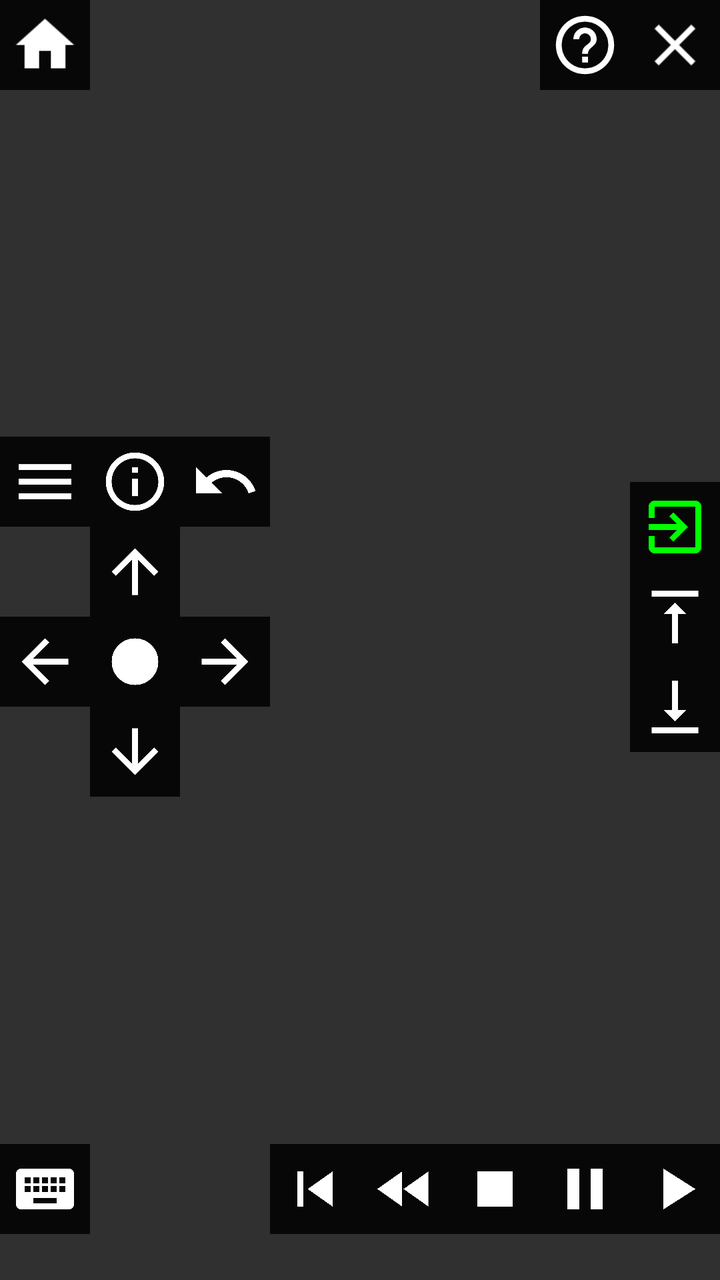
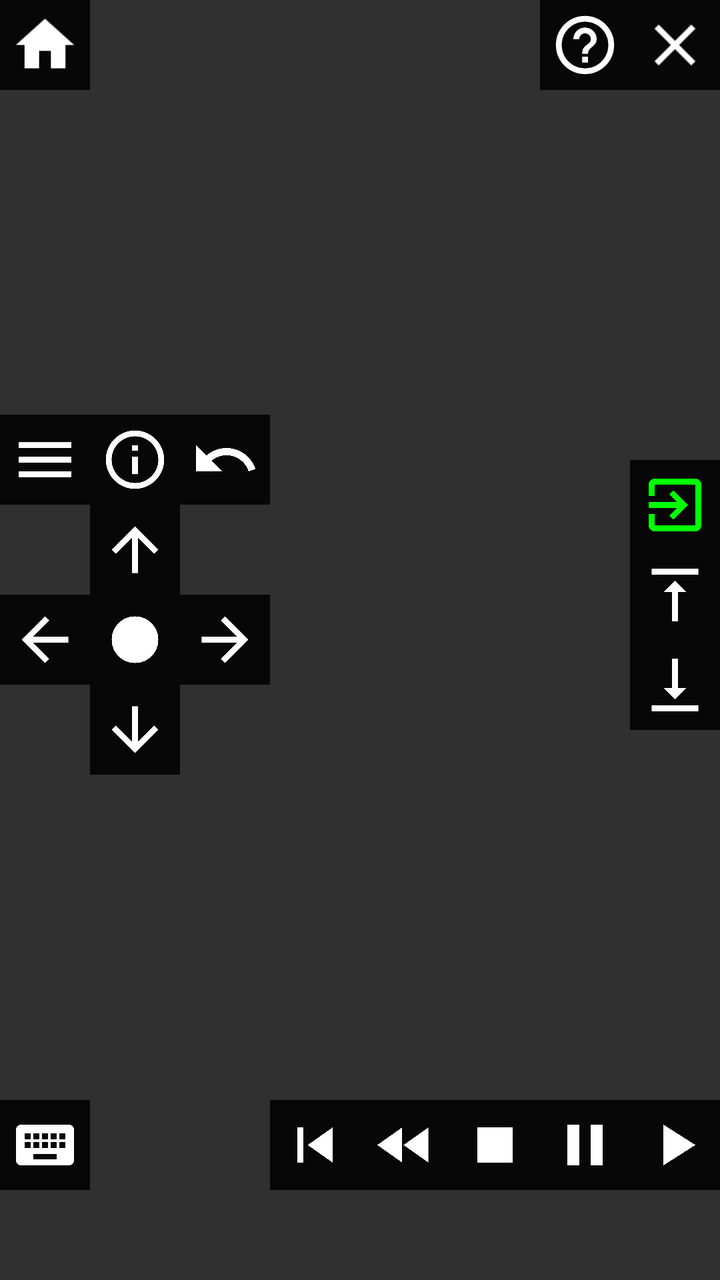

Before-and-after screenshots of an Android layout around one commit, followed by the original layout XML and the change that was made.
<!-- AndroidManifest.xml: application theme Theme.PhoneTheme -->
<!-- res/layout/navigation.xml -->
<?xml version="1.0" encoding="utf-8"?>
<RelativeLayout xmlns:android="http://schemas.android.com/apk/res/android"
                android:layout_width="match_parent"
                android:layout_height="match_parent"
    >

    <LinearLayout
        android:layout_width="match_parent"
        android:layout_height="match_parent"
        android:orientation="vertical">
        
        <LinearLayout
            android:layout_width="match_parent"
            android:layout_height="wrap_content"
            android:orientation="horizontal">

            <LinearLayout
                android:layout_width="wrap_content"
                android:layout_height="wrap_content"
                android:layout_weight="1">
                <GridLayout
                    android:layout_width="wrap_content"
                    android:layout_height="wrap_content"
                    android:columnCount="1"
                    android:rowCount="1">
                    <ImageView
                        android:id="@+id/nav_home"
                        style="@style/NavIconButton"
                        android:layout_column="0"
                        android:layout_row="0"
                        android:src="@drawable/ic_home_white_24dp"
                        android:tag="_home"/>
                </GridLayout>
            </LinearLayout>

            <LinearLayout
                android:layout_width="wrap_content"
                android:layout_height="wrap_content">
                <GridLayout
                    android:layout_width="wrap_content"
                    android:layout_height="wrap_content"
                    android:columnCount="2"
                    android:rowCount="1">
                    <ImageView
                        android:id="@+id/nav_help"
                        style="@style/NavIconButton"
                        android:layout_column="0"
                        android:layout_row="0"
                        android:src="@drawable/ic_help_outline_white_24dp"
                        android:tag="_help"/>
                    <ImageView
                        android:id="@+id/nav_close"
                        style="@style/NavIconButton"
                        android:layout_column="1"
                        android:layout_row="0"
                        android:src="@drawable/ic_close_white_24dp"
                        android:tag="_close"/>
                </GridLayout>
            </LinearLayout>

        </LinearLayout>

        
        <LinearLayout
            android:layout_width="match_parent"
            android:layout_height="wrap_content"
            android:orientation="horizontal"
            android:layout_weight="1">

            <LinearLayout
                android:layout_width="wrap_content"
                android:layout_height="wrap_content"
                android:layout_gravity="center_vertical"
                android:layout_weight="1">
                <GridLayout
                    android:layout_width="wrap_content"
                    android:layout_height="wrap_content"
                    android:columnCount="3"
                    android:rowCount="5">

                    <ImageView
                        android:id="@+id/nav_options"
                        style="@style/NavIconButton"
                        android:layout_column="0"
                        android:layout_row="0"
                        android:src="@drawable/ic_menu_white_24dp"
                        android:tag="_options"/>
                    <ImageView
                        style="@style/NavIconButton"
                        android:id="@+id/nav_info"
                        android:layout_column="1"
                        android:layout_row="0"
                        android:src="@drawable/ic_info_outline_white_24dp"
                        android:tag="_info"
                        />
                    <ImageView
                        android:id="@+id/nav_back"
                        style="@style/NavIconButton"
                        android:layout_column="2"
                        android:layout_row="0"
                        android:src="@drawable/ic_undo_white_24dp"
                        android:tag="back"/>
                    <ImageView
                        android:id="@+id/nav_up"
                        style="@style/NavIconButton"
                        android:layout_column="1"
                        android:layout_row="1"
                        android:src="@drawable/ic_arrow_upward_white_24dp"
                        android:tag="up"/>
                    <ImageView
                        android:id="@+id/nav_left"
                        style="@style/NavIconButton"
                        android:layout_column="0"
                        android:layout_row="2"
                        android:src="@drawable/ic_arrow_back_white_24dp"
                        android:tag="left"/>
                    <ImageView
                        android:id="@+id/nav_select"
                        style="@style/NavIconButton"
                        android:layout_column="1"
                        android:layout_row="2"
                        android:src="@drawable/ic_fiber_manual_record_white_24dp"
                        android:tag="select"/>

                    <ImageView
                        android:id="@+id/nav_right"
                        style="@style/NavIconButton"
                        android:layout_column="2"
                        android:layout_row="2"
                        android:src="@drawable/ic_arrow_forward_white_24dp"
                        android:tag="right"/>
                    <ImageView
                        android:id="@+id/nav_down"
                        style="@style/NavIconButton"
                        android:layout_column="1"
                        android:layout_row="3"
                        android:src="@drawable/ic_arrow_downward_white_24dp"
                        android:tag="down"/>

                </GridLayout>

            </LinearLayout>
            <LinearLayout
                android:layout_width="wrap_content"
                android:layout_height="wrap_content"
                android:layout_gravity="center_vertical">
                <GridLayout
                    android:layout_width="wrap_content"
                    android:layout_height="wrap_content"
                    android:columnCount="1"
                    android:rowCount="4">
                    <ImageView
                        android:id="@+id/nav_hide"
                        style="@style/NavIconButton"
                        android:layout_column="0"
                        android:layout_row="0"
                        android:src="@drawable/ic_exit_to_app_green_24dp"
                        android:tag="_hide"/>
                    <ImageView
                        android:id="@+id/nav_pgup"
                        style="@style/NavIconButton"
                        android:layout_column="0"
                        android:layout_row="1"
                        android:src="@drawable/ic_vertical_align_top_white_24dp"
                        android:tag="page_up"/>

                    <ImageView
                        android:id="@+id/nav_pgdn"
                        style="@style/NavIconButton"
                        android:layout_column="0"
                        android:layout_row="3"
                        android:src="@drawable/ic_vertical_align_bottom_white_24dp"
                        android:tag="page_down"/>
                </GridLayout>
            </LinearLayout>

        </LinearLayout>

        
        <LinearLayout
            android:layout_width="match_parent"
            android:layout_height="wrap_content"
            android:orientation="horizontal"
            >
            <LinearLayout
                android:layout_width="wrap_content"
                android:layout_height="wrap_content"
                >

                <GridLayout
                    android:layout_width="wrap_content"
                    android:layout_height="wrap_content"
                    android:columnCount="3"
                    android:rowCount="1">

                    <ImageView
                        android:id="@+id/nav_keyboard"
                        style="@style/NavIconButton"
                        android:layout_column="0"
                        android:layout_row="0"
                        android:src="@drawable/ic_keyboard_white_24dp"
                        android:tag="_keyboard"/>
                    <ImageView
                        android:id="@+id/nav_remote_mode"
                        style="@style/NavIconButton"
                        android:layout_column="1"
                        android:layout_row="0"
                        android:src="@drawable/ic_open_with_white_24dp"
                        android:tag="toggle_smart_remote"
                        android:visibility="invisible" />
                    <ImageView
                        style="@style/NavIconButton"
                        android:layout_column="2"
                        android:layout_row="0"
                        android:visibility="invisible"
                        android:src="@drawable/ic_keyboard_white_24dp"
                        android:tag="_keyboard"/>


                </GridLayout>

            </LinearLayout>

            <view
                android:layout_width="wrap_content"
                android:layout_height="wrap_content"
                android:layout_weight="1"
                android:visibility="invisible"/>

            <LinearLayout
                android:layout_width="wrap_content"
                android:layout_height="wrap_content"
                android:layout_gravity="center_horizontal"
                >

                <GridLayout
                    android:layout_width="match_parent"
                    android:layout_height="wrap_content"

                    android:columnCount="7"
                    android:rowCount="1">

                    <ImageView
                        android:id="@+id/nav_media_skip_back_2"
                        style="@style/NavIconButton"
                        android:layout_column="0"
                        android:layout_row="0"
                        android:src="@drawable/ic_skip_previous_white_24dp"
                        android:tag="rew_2"/>

                    <ImageView
                        android:id="@+id/nav_media_skip_back"
                        style="@style/NavIconButton"
                        android:layout_column="1"
                        android:layout_row="0"
                        android:src="@drawable/ic_fast_rewind_white_24dp"
                        android:tag="rew"/>

                    <ImageView
                        android:id="@+id/nav_media_stop"
                        style="@style/NavIconButton"
                        android:layout_column="2"
                        android:layout_row="0"
                        android:src="@drawable/ic_stop_white_24dp"
                        android:tag="_stop"/>

                    <ImageView
                        android:id="@+id/nav_media_pause"
                        style="@style/NavIconButton"
                        android:layout_column="3"
                        android:layout_row="0"
                        android:src="@drawable/ic_pause_white_24dp"
                        android:tag="pause"/>

                    <ImageView
                        android:id="@+id/nav_media_play"
                        style="@style/NavIconButton"
                        android:layout_column="4"
                        android:layout_row="0"
                        android:src="@drawable/ic_play_arrow_white_24dp"
                        android:tag="_play"/>

                    <ImageView
                        android:id="@+id/nav_media_skip_forward"
                        style="@style/NavIconButton"
                        android:layout_column="5"
                        android:layout_row="0"
                        android:src="@drawable/ic_fast_forward_white_24dp"
                        android:tag="ff"/>

                    <ImageView
                        android:id="@+id/nav_media_skip_forward_2"
                        style="@style/NavIconButton"
                        android:layout_column="6"
                        android:layout_row="0"
                        android:src="@drawable/ic_skip_next_white_24dp"
                        android:tag="ff_2"/>

                </GridLayout>

            </LinearLayout>

            <view
                android:layout_width="wrap_content"
                android:layout_height="wrap_content"
                android:visibility="invisible"
                android:layout_weight="1"/>

            <LinearLayout
                android:layout_width="wrap_content"
                android:layout_height="wrap_content"

                >

                <GridLayout
                    android:layout_width="wrap_content"
                    android:layout_height="wrap_content"
                    android:columnCount="6"
                    android:rowCount="1">

                    <ImageView
                        android:id="@+id/nav_switch_player"
                        style="@style/NavIconButton"
                        android:layout_column="0"
                        android:layout_row="0"
                        android:src="@drawable/ic_switch_video_white_24dp"
                        android:tag="_switch_video"/>

                    <ImageView
                        android:id="@+id/nav_toggle_ar"
                        style="@style/NavIconButton"
                        android:layout_column="1"
                        android:layout_row="0"
                        android:src="@drawable/ic_aspect_ratio_white_24dp"
                        android:tag="aspect_ratio"/>

                    <ImageView
                        android:id="@+id/nav_video_info"
                        style="@style/NavIconButton"
                        android:layout_column="2"
                        android:layout_row="0"
                        android:src="@drawable/ic_vid_info_white_24dp"
                        android:tag="video_info"/>

                    <ImageView
                        android:id="@+id/nav_closed_captions"
                        style="@style/NavIconButton"
                        android:layout_column="3"
                        android:layout_row="0"
                        android:contentDescription="@string/caption_control_title"
                        android:src="@drawable/ic_closed_caption_white_24dp"
                        android:tag="closed_captions"/>

                    <ImageView
                        android:id="@+id/nav_active_player_adjustments"
                        style="@style/NavIconButton"
                        android:layout_column="4"
                        android:layout_row="0"
                        android:contentDescription="Active Player Adjustments"
                        android:src="@drawable/ic_settings_white_24dp"
                        android:tag="active_player_adjustments"/>

                    <ImageView
                        android:id="@+id/nav_playback_stats"
                        style="@style/NavIconButton"
                        android:layout_column="5"
                        android:layout_row="0"
                        android:contentDescription="Show Playback Stats"
                        android:src="@drawable/ic_equalizer_white_24dp"
                        android:tag="playback_stats"/>

                </GridLayout>

            </LinearLayout>

        </LinearLayout>
    </LinearLayout>
</RelativeLayout>
<!-- resources referenced by this layout -->
<resources>
  <!-- drawable ic_fast_forward_white_24dp (drawable) -->
  <vector xmlns:android="http://schemas.android.com/apk/res/android"
          android:width="24dp"
          android:height="24dp"
          android:viewportWidth="24.0"
          android:viewportHeight="24.0">
      <path
          android:fillColor="#FFFFFFFF"
          android:pathData="M4,18l8.5,-6L4,6v12zM13,6v12l8.5,-6L13,6z"/>
  </vector>
  <!-- drawable ic_pause_white_24dp (drawable) -->
  <vector xmlns:android="http://schemas.android.com/apk/res/android"
          android:width="24dp"
          android:height="24dp"
          android:viewportWidth="24.0"
          android:viewportHeight="24.0">
      <path
          android:fillColor="#FFFFFFFF"
          android:pathData="M6,19h4L10,5L6,5v14zM14,5v14h4L18,5h-4z"/>
  </vector>
  <!-- drawable ic_play_arrow_white_24dp (drawable) -->
  <vector xmlns:android="http://schemas.android.com/apk/res/android"
          android:width="24dp"
          android:height="24dp"
          android:viewportWidth="24.0"
          android:viewportHeight="24.0">
      <path
          android:fillColor="#FFFFFFFF"
          android:pathData="M8,5v14l11,-7z"/>
  </vector>
  <!-- drawable ic_skip_next_white_24dp (drawable) -->
  <vector xmlns:android="http://schemas.android.com/apk/res/android"
          android:width="24dp"
          android:height="24dp"
          android:viewportWidth="24.0"
          android:viewportHeight="24.0">
      <path
          android:fillColor="#FFFFFFFF"
          android:pathData="M6,18l8.5,-6L6,6v12zM16,6v12h2V6h-2z"/>
  </vector>
  <!-- drawable ic_skip_previous_white_24dp (drawable) -->
  <vector xmlns:android="http://schemas.android.com/apk/res/android"
          android:width="24dp"
          android:height="24dp"
          android:viewportWidth="24.0"
          android:viewportHeight="24.0">
      <path
          android:fillColor="#FFFFFFFF"
          android:pathData="M6,6h2v12L6,18zM9.5,12l8.5,6L18,6z"/>
  </vector>
  <!-- drawable ic_stop_white_24dp (drawable) -->
  <vector xmlns:android="http://schemas.android.com/apk/res/android"
          android:width="24dp"
          android:height="24dp"
          android:viewportWidth="24.0"
          android:viewportHeight="24.0">
      <path
          android:fillColor="#FFFFFFFF"
          android:pathData="M6,6h12v12H6z"/>
  </vector>
  <string name="caption_control_title">Closed Captions</string>
  <style name="Theme.PhoneTheme" parent="Theme.AppCompat.NoActionBar" />
  <dimen name="nav_icon_size">45dp</dimen>
  <dimen name="nav_icon_padding">5dp</dimen>
  <color name="iconbutton_background">#A0000000</color>
  <!-- unchanged entries left out for length: 25 -->
</resources>

<!-- the commit's change to res/layout/navigation.xml (unified diff, before → after) -->
@@ -316,13 +316,13 @@
                     android:layout_width="wrap_content"
                     android:layout_height="wrap_content"
                     android:columnCount="6"
-                    android:rowCount="1">
+                    android:rowCount="2">
 
                     <ImageView
                         android:id="@+id/nav_switch_player"
                         style="@style/NavIconButton"
                         android:layout_column="0"
-                        android:layout_row="0"
+                        android:layout_row="1"
                         android:src="@drawable/ic_switch_video_white_24dp"
                         android:tag="_switch_video"/>
 
@@ -330,23 +330,41 @@
                         android:id="@+id/nav_toggle_ar"
                         style="@style/NavIconButton"
                         android:layout_column="1"
-                        android:layout_row="0"
+                        android:layout_row="1"
                         android:src="@drawable/ic_aspect_ratio_white_24dp"
                         android:tag="aspect_ratio"/>
 
                     <ImageView
                         android:id="@+id/nav_video_info"
                         style="@style/NavIconButton"
-                        android:layout_column="2"
+                        android:layout_column="0"
                         android:layout_row="0"
                         android:src="@drawable/ic_vid_info_white_24dp"
                         android:tag="video_info"/>
 
                     <ImageView
+                        android:id="@+id/nav_export_diagnostics"
+                        style="@style/NavIconButton"
+                        android:layout_column="1"
+                        android:layout_row="0"
+                        android:contentDescription="Export Diagnostics"
+                        android:src="@drawable/ic_bug_report_white_24dp"
+                        android:tag="export_diagnostics"/>
+
+                    <ImageView
+                        android:id="@+id/nav_test_current_video"
+                        style="@style/NavIconButton"
+                        android:layout_column="2"
+                        android:layout_row="0"
+                        android:contentDescription="Test Current Video"
+                        android:src="@drawable/ic_video_test_white_24dp"
+                        android:tag="test_current_video"/>
+
+                    <ImageView
                         android:id="@+id/nav_closed_captions"
                         style="@style/NavIconButton"
-                        android:layout_column="3"
-                        android:layout_row="0"
+                        android:layout_column="2"
+                        android:layout_row="1"
                         android:contentDescription="@string/caption_control_title"
                         android:src="@drawable/ic_closed_caption_white_24dp"
                         android:tag="closed_captions"/>
@@ -354,8 +372,8 @@
                     <ImageView
                         android:id="@+id/nav_active_player_adjustments"
                         style="@style/NavIconButton"
-                        android:layout_column="4"
-                        android:layout_row="0"
+                        android:layout_column="3"
+                        android:layout_row="1"
                         android:contentDescription="Active Player Adjustments"
                         android:src="@drawable/ic_settings_white_24dp"
                         android:tag="active_player_adjustments"/>
@@ -363,8 +381,8 @@
                     <ImageView
                         android:id="@+id/nav_playback_stats"
                         style="@style/NavIconButton"
-                        android:layout_column="5"
-                        android:layout_row="0"
+                        android:layout_column="4"
+                        android:layout_row="1"
                         android:contentDescription="Show Playback Stats"
                         android:src="@drawable/ic_equalizer_white_24dp"
                         android:tag="playback_stats"/>
@@ -375,4 +393,5 @@
 
         </LinearLayout>
     </LinearLayout>
+
 </RelativeLayout>
<!-- resource entries referenced after the edit -->
@@ -1,5 +1,12 @@
 <!-- resources referenced by this layout -->
 <resources>
+  <!-- drawable ic_bug_report_white_24dp (drawable) -->
+  <vector xmlns:android="http://schemas.android.com/apk/res/android"
+      android:width="24dp" android:height="24dp"
+      android:viewportWidth="24" android:viewportHeight="24">
+      <path android:fillColor="#FFFFFFFF"
+          android:pathData="M20,8h-2.81c-0.45,-0.78 -1.07,-1.45 -1.82,-1.96L17,4.41 15.59,3l-2.17,2.17C12.96,5.06 12.49,5 12,5s-0.96,0.06 -1.41,0.17L8.41,3 7,4.41l1.62,1.63C7.88,6.55 7.26,7.22 6.81,8H4v2h2.09c-0.05,0.33 -0.09,0.66 -0.09,1v1H4v2h2v1c0,0.34 0.04,0.67 0.09,1H4v2h2.81C7.85,19.79 9.78,21 12,21s4.15,-1.21 5.19,-3H20v-2h-2.09c0.05,-0.33 0.09,-0.66 0.09,-1v-1h2v-2h-2v-1c0,-0.34 -0.04,-0.67 -0.09,-1H20V8zM14,16h-4v-2h4v2zM14,12h-4v-2h4v2z" />
+  </vector>
   <!-- drawable ic_fast_forward_white_24dp (drawable) -->
   <vector xmlns:android="http://schemas.android.com/apk/res/android"
           android:width="24dp"
@@ -60,6 +67,19 @@
           android:fillColor="#FFFFFFFF"
           android:pathData="M6,6h12v12H6z"/>
   </vector>
+  <!-- drawable ic_video_test_white_24dp (drawable) -->
+  <vector xmlns:android="http://schemas.android.com/apk/res/android"
+      android:width="24dp"
+      android:height="24dp"
+      android:viewportWidth="24"
+      android:viewportHeight="24">
+      <path
+          android:fillColor="#FFFFFFFF"
+          android:pathData="M3,5c-1.1,0 -2,0.9 -2,2v10c0,1.1 0.9,2 2,2h18c1.1,0 2,-0.9 2,-2V7c0,-1.1 -0.9,-2 -2,-2H3zM3,7h18v10H3V7zM10,8.5v7l5.5,-3.5L10,8.5z" />
+      <path
+          android:fillColor="#FFFFFFFF"
+          android:pathData="M4,13h2l1,-2 1.5,4 1,-2H11v2H8.3l0,-1.1 -1.2,2.4 -1.4,-2.8L5.2,15H4z" />
+  </vector>
   <string name="caption_control_title">Closed Captions</string>
   <style name="Theme.PhoneTheme" parent="Theme.AppCompat.NoActionBar" />
   <dimen name="nav_icon_size">45dp</dimen>
